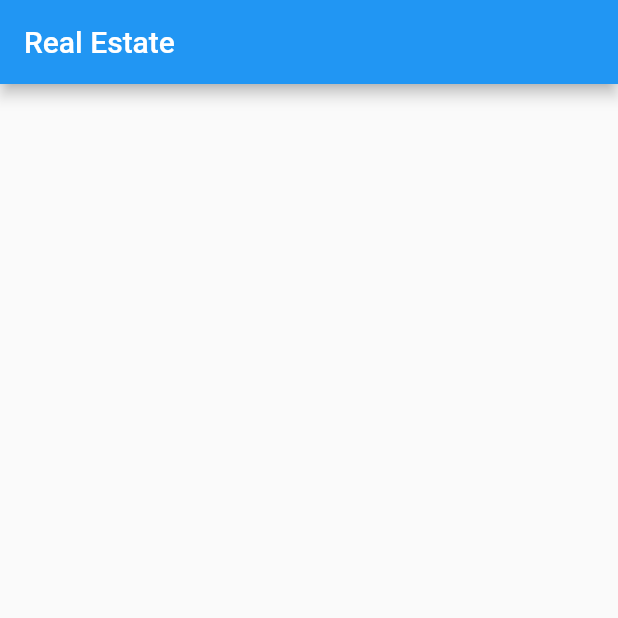
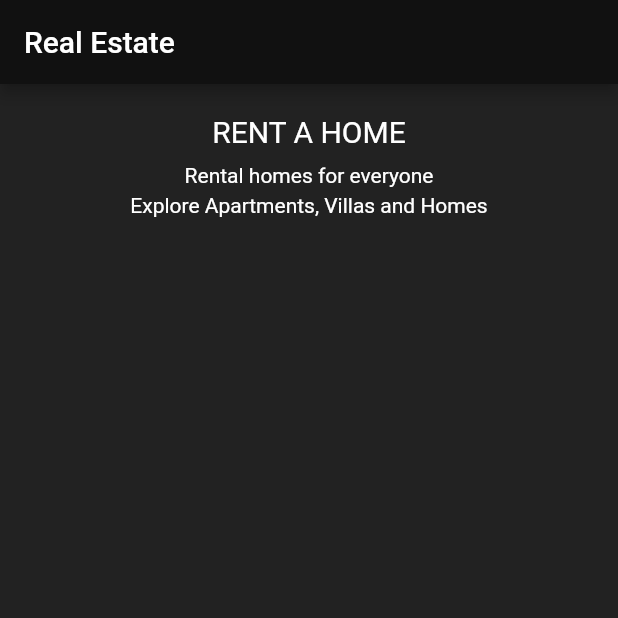
Before and after one commit to Alirezayoom/real-estate-flutter, a Flutter app: the screen it shows after launch, on a phone screen of 412 x 824 dp, the top half of it. Run offline on Flutter 3.47's test engine with Material 2 defaults, Android fonts, the phone set to English and light mode, and no system bars.

Commit message:
add heading

```diff
--- a/lib/main.dart
+++ b/lib/main.dart
@@ -1,13 +1,49 @@
 import 'package:flutter/material.dart';
 
 void main() {
-  runApp(
-    MaterialApp(
+  runApp(const MyApp());
+}
+
+class MyApp extends StatelessWidget {
+  const MyApp({super.key});
+
+  @override
+  Widget build(BuildContext context) {
+    return MaterialApp(
       home: Scaffold(
+        backgroundColor: Color(0xff222222),
         appBar: AppBar(
           title: const Text("Real Estate"),
+          backgroundColor: Color(0xff111111),
+        ),
+        body: Column(
+          children: [
+            Center(
+              child: Column(
+                children: [
+                  Padding(padding: EdgeInsets.all(10)),
+                  Text(
+                    "RENT A HOME",
+                    style: TextStyle(color: Colors.white, fontSize: 20),
+                  ),
+                  SizedBox(
+                    height: 10,
+                  ),
+                  Text(
+                    "Rental homes for everyone",
+                    style: TextStyle(color: Colors.white),
+                  ),
+                  SizedBox(height: 4),
+                  Text(
+                    'Explore Apartments, Villas and Homes',
+                    style: TextStyle(color: Colors.white),
+                  ),
+                ],
+              ),
+            ),
+          ],
         ),
       ),
-    ),
-  );
+    );
+  }
 }
```
